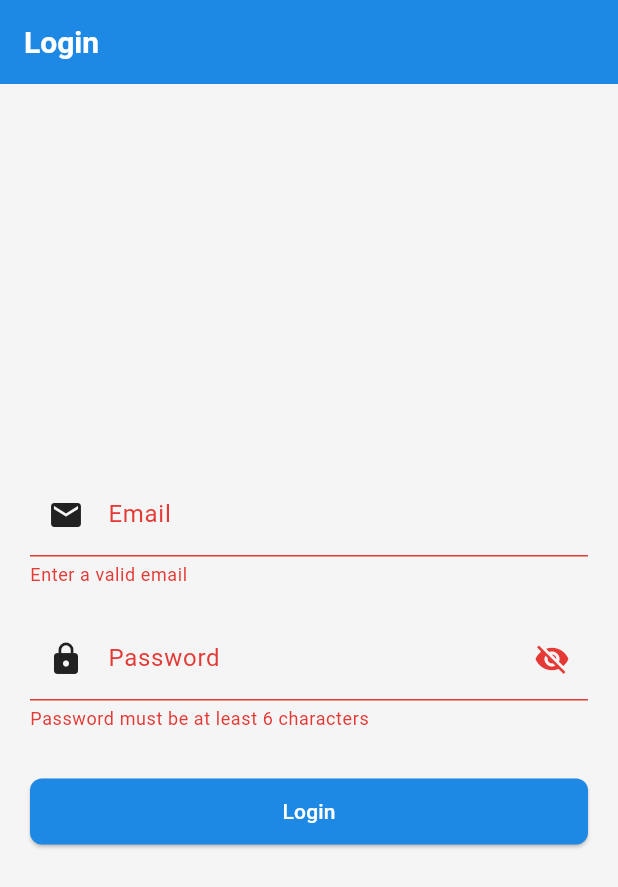
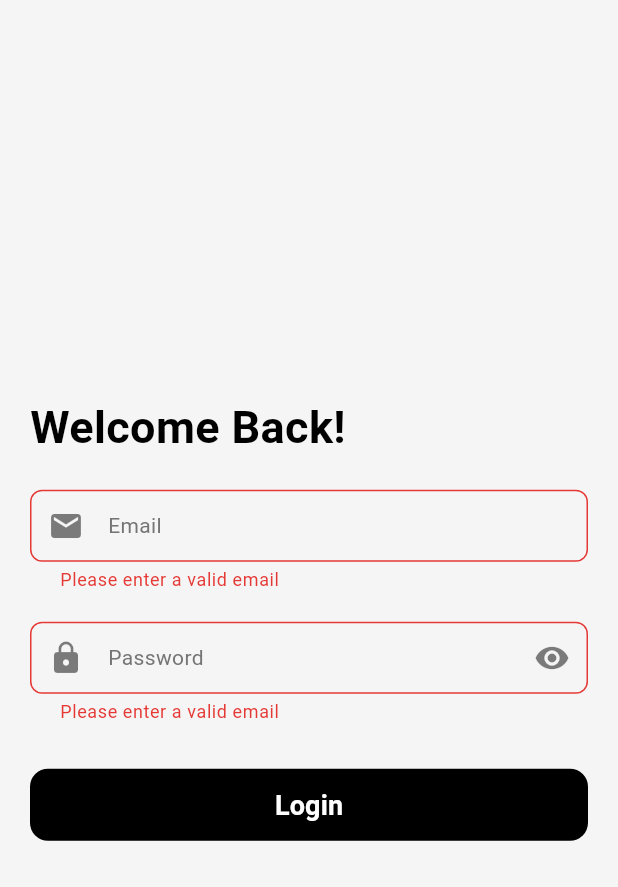
Before and after one commit to stibinottathai/Mobile-shop-management-system, a Flutter app: the screen it shows after launch, after a tap on "Login", on a phone screen of 412 x 824 dp. Shown: the top 887 px of the screen. Run offline on Flutter 3.47's test engine with Material 3 defaults, Android fonts, the phone set to English and light mode, and no system bars.

Commit message:
modified login screen

```diff
--- a/lib/core/colors.dart
+++ b/lib/core/colors.dart
@@ -6,6 +6,7 @@ class AppColors {
   static const Color primary = Color(0xFF1E88E5); // Blue
   static const Color secondary = Color(0xFF43A047); // Green
   static const Color background = Color(0xFFF5F5F5); // Light Grey
+  static const Color black = Color(0xFF000000); // Light Grey
   static const Color surface = Colors.white;
   static const Color error = Color(0xFFE53935); // Red
   static const Color textPrimary = Color(0xFF212121); // Dark Text
--- /dev/null
+++ b/lib/global_widgets/custome_button.dart
@@ -0,0 +1,84 @@
+import 'package:flutter/material.dart';
+
+class CustomButton extends StatelessWidget {
+  final String text;
+  final VoidCallback? onPressed;
+  final Color? backgroundColor;
+  final Color? textColor;
+  final double? borderRadius;
+  final EdgeInsetsGeometry? padding;
+  final TextStyle? textStyle;
+  final double? elevation;
+  final Color? borderColor;
+  final bool isLoading;
+  final Widget? icon;
+  final double? width;
+  final double? height;
+
+  const CustomButton({
+    Key? key,
+    required this.text,
+    this.onPressed,
+    this.backgroundColor,
+    this.textColor,
+    this.borderRadius = 12.0,
+    this.padding,
+    this.textStyle,
+    this.elevation = 2.0,
+    this.borderColor,
+    this.isLoading = false,
+    this.icon,
+    this.width,
+    this.height,
+  }) : super(key: key);
+
+  @override
+  Widget build(BuildContext context) {
+    return SizedBox(
+      width: width,
+      height: height ?? 48.0,
+      child: ElevatedButton(
+        onPressed: isLoading ? null : onPressed,
+        style: ElevatedButton.styleFrom(
+          backgroundColor: backgroundColor ?? Theme.of(context).primaryColor,
+          foregroundColor: textColor ?? Colors.white,
+          elevation: elevation,
+          padding: padding ?? const EdgeInsets.symmetric(horizontal: 16.0, vertical: 12.0),
+          shape: RoundedRectangleBorder(
+            borderRadius: BorderRadius.circular(borderRadius!),
+            side: borderColor != null
+                ? BorderSide(color: borderColor!)
+                : BorderSide.none,
+          ),
+        ),
+        child: isLoading
+            ? const SizedBox(
+          width: 24,
+          height: 24,
+          child: CircularProgressIndicator(
+            strokeWidth: 2.0,
+            valueColor: AlwaysStoppedAnimation<Color>(Colors.white),
+          ),
+        )
+            : Row(
+          mainAxisSize: MainAxisSize.min,
+          children: [
+            if (icon != null) ...[
+              icon!,
+              const SizedBox(width: 8.0),
+            ],
+            Text(
+              text,
+              style: textStyle ??
+                  TextStyle(
+                    color: textColor ?? Colors.white,
+                    fontSize: 16.0,
+                    fontWeight: FontWeight.w600,
+                  ),
+            ),
+          ],
+        ),
+      ),
+    );
+  }
+}
--- /dev/null
+++ b/lib/global_widgets/custome_textfield_widget.dart
@@ -0,0 +1,83 @@
+import 'package:flutter/material.dart';
+
+import '../core/colors.dart';
+
+class CustomTextField extends StatelessWidget {
+  final TextEditingController? controller;
+  final String? hintText;
+  final String? labelText;
+  final IconData? prefixIcon;
+  final Widget? suffixIcon;
+  final bool obscureText;
+  final TextInputType? keyboardType;
+  final String? Function(String?)? validator;
+  final void Function(String)? onChanged;
+  final Color? borderColor;
+  final double borderRadius;
+  final EdgeInsetsGeometry? padding;
+  final TextStyle? textStyle;
+  final int? maxLines;
+  final Color?prefixIconColor;
+
+  const CustomTextField({
+    Key? key,
+    this.controller,
+    this.hintText,
+    this.labelText,
+    this.prefixIcon,
+    this.suffixIcon,
+    this.obscureText = false,
+    this.keyboardType,
+    this.validator,
+    this.onChanged,
+    this.borderColor,
+    this.borderRadius = 12.0,
+    this.padding,
+    this.textStyle,
+    this.prefixIconColor,
+    this.maxLines = 1,
+  }) : super(key: key);
+
+  @override
+  Widget build(BuildContext context) {
+    return TextFormField(
+      controller: controller,
+      obscureText: obscureText,
+      keyboardType: keyboardType,
+      validator: validator,
+      onChanged: onChanged,
+      maxLines: maxLines,
+      style: textStyle ?? Theme.of(context).textTheme.bodyMedium,
+      decoration: InputDecoration(
+       labelStyle: textStyle ?? Theme.of(context).textTheme.bodyMedium,
+        hintText: hintText,
+        labelText: labelText,
+        prefixIcon: prefixIcon != null ? Icon(prefixIcon,color: prefixIconColor??AppColors.black,) : null,
+        suffixIcon: suffixIcon,
+        contentPadding: padding ?? const EdgeInsets.symmetric(
+          horizontal: 16.0,
+          vertical: 12.0,
+        ),
+        border: OutlineInputBorder(
+          borderRadius: BorderRadius.circular(borderRadius),
+          borderSide: BorderSide(
+            color: borderColor ?? Theme.of(context).primaryColor,
+          ),
+        ),
+        enabledBorder: OutlineInputBorder(
+          borderRadius: BorderRadius.circular(borderRadius),
+          borderSide: BorderSide(
+            color: borderColor ?? Theme.of(context).primaryColor.withOpacity(0.5),
+          ),
+        ),
+        focusedBorder: OutlineInputBorder(
+          borderRadius: BorderRadius.circular(borderRadius),
+          borderSide: BorderSide(
+            color: borderColor ?? Theme.of(context).primaryColor,
+            width: 2.0,
+          ),
+        ),
+      ),
+    );
+  }
+}
--- a/lib/main.dart
+++ b/lib/main.dart
@@ -21,6 +21,7 @@ class MyApp extends StatelessWidget {
   @override
   Widget build(BuildContext context) {
     return MaterialApp(
+      debugShowCheckedModeBanner: false,
       title: 'Flutter Demo',
       theme: AppTheme.lightTheme,
       home: const LoginPage(),
--- a/lib/screens/login_page.dart
+++ b/lib/screens/login_page.dart
@@ -3,6 +3,10 @@ import 'package:flutter/material.dart';
 import 'package:flutter/material.dart';
 import 'package:mobile_shop_management_system/controllers/controllers.dart';
 import 'package:provider/provider.dart';
+
+import '../core/colors.dart';
+import '../global_widgets/custome_button.dart';
+import '../global_widgets/custome_textfield_widget.dart';
 
 class LoginPage extends StatefulWidget {
   const LoginPage({super.key});
@@ -31,7 +35,7 @@ class _LoginPageState extends State<LoginPage> {
     final isLoading = context.watch<LoginNotifier>().isLoading;
 
     return Scaffold(
-      appBar: AppBar(title: const Text('Login')),
+
       body: Padding(
         padding: const EdgeInsets.all(20.0),
         child: Center(
@@ -39,50 +43,69 @@ class _LoginPageState extends State<LoginPage> {
             key: _formKey,
             child: Column(
               mainAxisSize: MainAxisSize.min,
+              crossAxisAlignment: CrossAxisAlignment.start,
               children: [
-                TextFormField(
+                Text(
+                  'Welcome Back!',style: TextStyle(
+                    fontSize: 30,
+                    fontWeight: FontWeight.bold,
+                    color: AppColors.black,
+                  ),
+
+                ),
+                const SizedBox(height: 20),
+                CustomTextField(
+                  prefixIconColor: AppColors.black.withOpacity(0.5),
+                  borderRadius: 8,
+                  borderColor: AppColors.black.withOpacity(0.5),
                   controller: _emailController,
-                  decoration: const InputDecoration(
+                  hintText: 'Enter your email',
                   labelText: 'Email',
-                    prefixIcon: Icon(Icons.email),
-                  ),
+                  prefixIcon: Icons.email,
+                  keyboardType: TextInputType.emailAddress,
                   validator: (value) => (value == null || !value.contains('@'))
-                      ? 'Enter a valid email'
+                      ? 'Please enter a valid email'
                       : null,
                 ),
                 const SizedBox(height: 20),
-                TextFormField(
+                CustomTextField(
+                  prefixIconColor: AppColors.black.withOpacity(0.5),
+                  obscureText: _obscurePassword,
+                  borderRadius: 8,
+                  borderColor: AppColors.black.withOpacity(0.5),
                   controller: _passwordController,
-                  obscureText: _obscurePassword,
-                  decoration: InputDecoration(
+                  hintText: 'Enter your password',
                   labelText: 'Password',
-                    prefixIcon: const Icon(Icons.lock),
-                    suffixIcon: IconButton(
-                      icon: Icon(_obscurePassword
-                          ? Icons.visibility_off
-                          : Icons.visibility),
-                      onPressed: () {
+                  prefixIcon: Icons.lock,
+                  suffixIcon:  InkWell(
+                    onTap: () {
                       setState(() {
                         _obscurePassword = !_obscurePassword;
                       });
                     },
+                    child: Icon(
+                      _obscurePassword ? Icons.visibility : Icons.visibility_off,
+
+                      color: AppColors.black.withOpacity(0.5),
                     ),
                   ),
-                  validator: (value) => (value == null || value.length < 6)
-                      ? 'Password must be at least 6 characters'
+                  keyboardType: TextInputType.emailAddress,
+                  validator: (value) => (value == null || !value.contains('@'))
+                      ? 'Please enter a valid email'
                       : null,
                 ),
                 const SizedBox(height: 30),
-                SizedBox(
+                CustomButton(
                   width: double.infinity,
-                  child: ElevatedButton(
-                    onPressed: isLoading ? null : () => _login(context),
-                    child: isLoading
-                        ? const CircularProgressIndicator(
-                            color: Colors.white,
-                          )
-                        : const Text('Login'),
-                  ),
+                  text: 'Login',
+                  onPressed: (){
+                    if(_formKey.currentState!.validate()){
+                      _login(context);
+                    }
+                  },
+                  backgroundColor: AppColors.black,
+                  textStyle: const TextStyle(fontSize: 18.0,fontWeight: FontWeight.bold),
+                  elevation: 0.0,
                 ),
               ],
             ),
--- a/pubspec.yaml
+++ b/pubspec.yaml
@@ -60,9 +60,8 @@ flutter:
   uses-material-design: true
 
   # To add assets to your application, add an assets section, like this:
-  # assets:
-  #   - images/a_dot_burr.jpeg
-  #   - images/a_dot_ham.jpeg
+  assets:
+     - assets/images/
 
   # An image asset can refer to one or more resolution-specific "variants", see
   # https://flutter.dev/to/resolution-aware-images
```
Also changed, not shown: 2 other files. Lines whose indentation alone changed are shown as unchanged.
